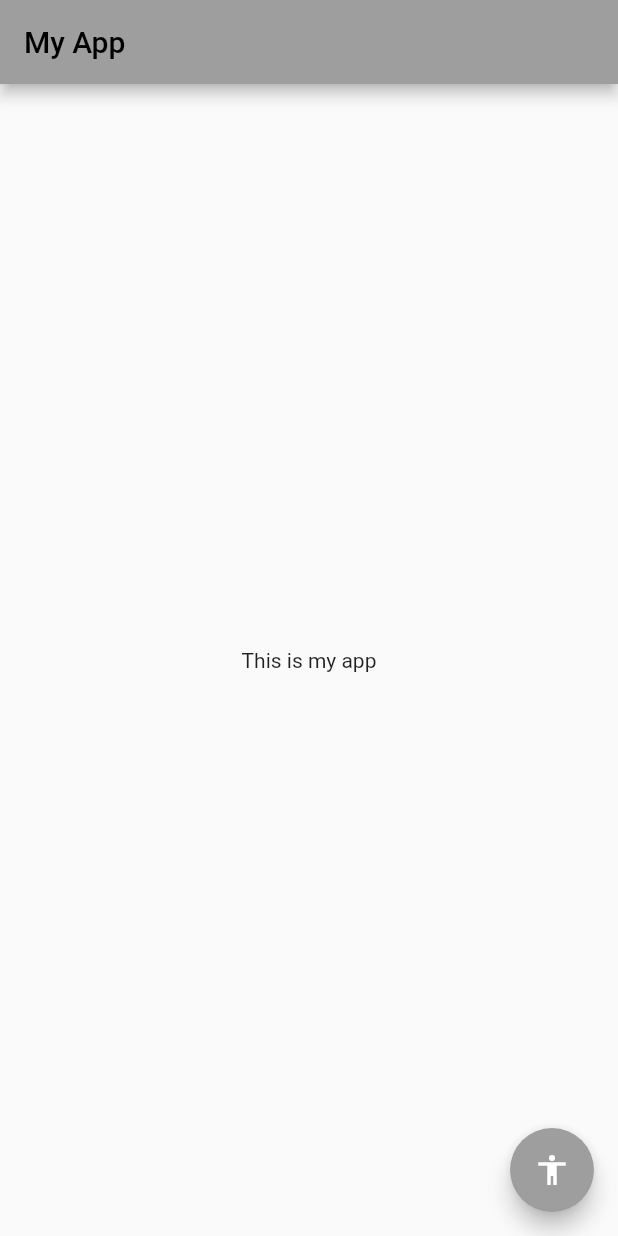
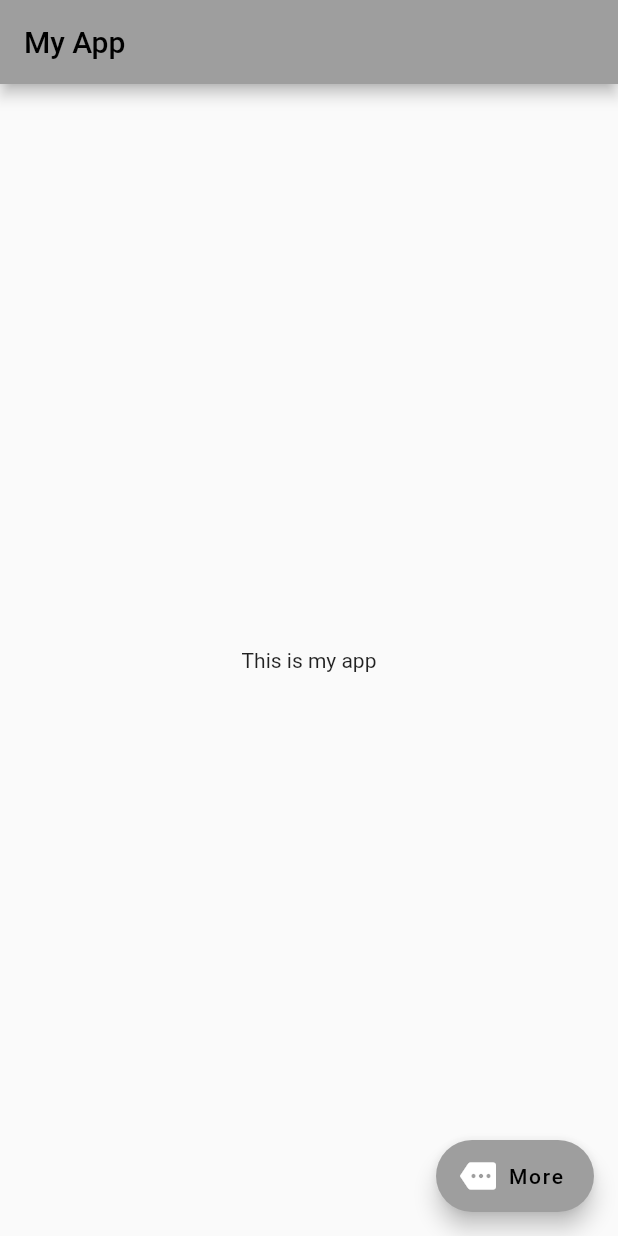
Before and after one commit to zubairbhuian/flutter_arafan, a Flutter app: the screen it shows after launch, on a phone screen of 412 x 824 dp. Run offline on Flutter 3.47's test engine with Material 2 defaults, Android fonts, the light colour scheme and no system bars.

Commit message:
test14.2

```diff
--- a/lib/main.dart
+++ b/lib/main.dart
@@ -17,12 +17,13 @@ class MyApp extends StatelessWidget {
           title: const Text("My App"),
         ),
         body: const Center(child: Text("This is my app")),
-        floatingActionButton: FloatingActionButton(
+        floatingActionButton: FloatingActionButton.extended(
           onPressed: () {},
-          child: Icon(
-            Icons.accessibility,
+          label: Text("More"),
+          icon: Icon(
+            Icons.more,
             color: Colors.white,
-          ),
+            ),
         ),
       ),
     );
```
